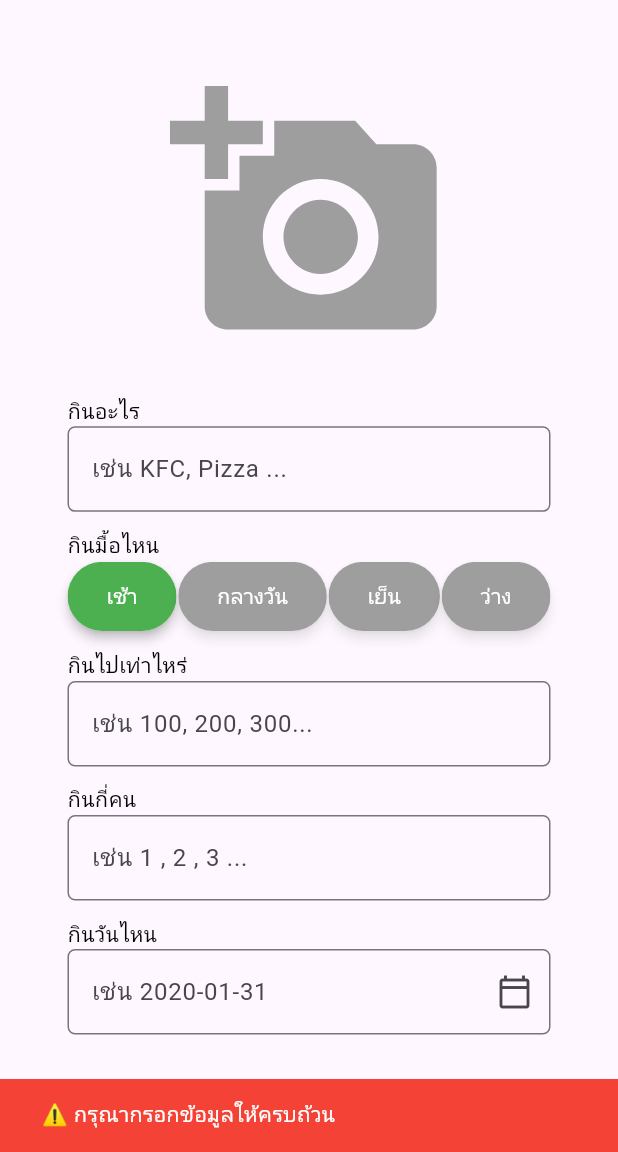
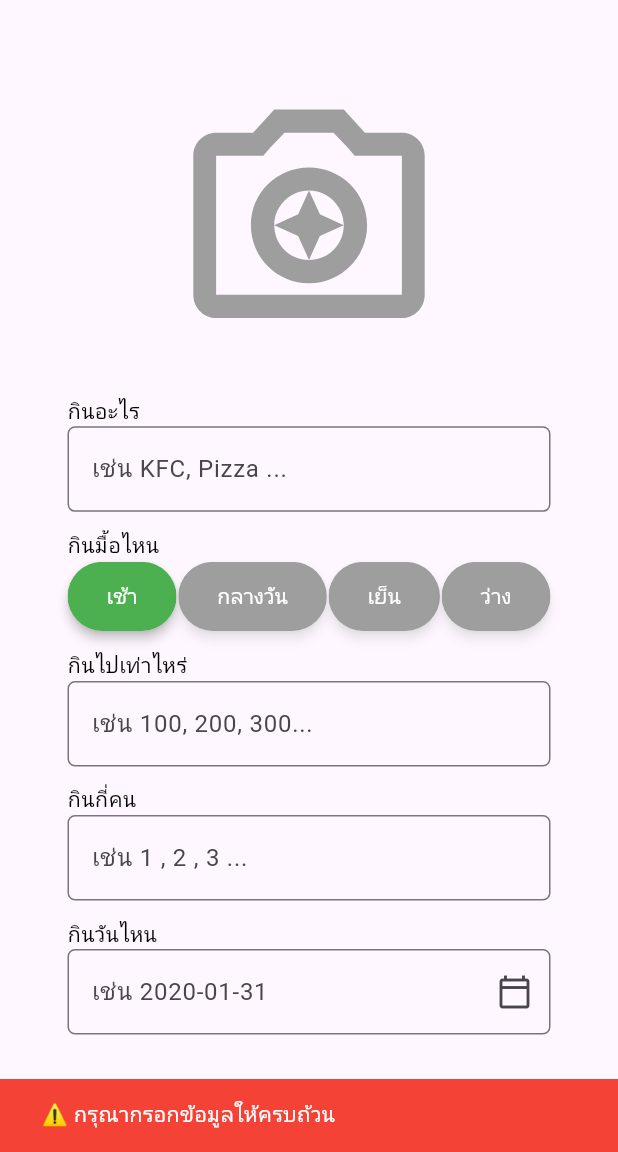
Before and after one commit to godzila1605-collab/flutter_food_tracker, a Flutter app: the AddFoodUI screen opened directly, after a tap on "บันทึกข้อมูล", on a phone screen of 412 x 824 dp, the part 84-1236 px from its top. Run offline on Flutter 3.47's test engine with Material 3 defaults, Android fonts, the phone set to English and light mode, and no system bars; our stand-ins replace google_fonts, image_picker, supabase_flutter; accounts and stored records are empty; Roboto replaces fonts that are missing (Kanit).

Commit message:
เสร็จแล้ว.dart

```diff
--- a/lib/views/add_food_ui.dart
+++ b/lib/views/add_food_ui.dart
@@ -65,13 +65,14 @@ class _AddFoodUIState extends State<AddFoodUI> {
     if (FoodNameCtrl.text.isEmpty ||
         FoodPersonCtrl.text.isEmpty ||
         FoodPriceCtrl.text.isEmpty ||
-        FoodDateCtrl.text.isEmpty) {
+        FoodDateCtrl.text.isEmpty ||
+        foodMeal.isEmpty) {
       ScaffoldMessenger.of(context).showSnackBar(
         SnackBar(
           content: Text(' ⚠ กรุณากรอกข้อมูลให้ครบถ้วน',
               style: TextStyle(color: Colors.white)),
           duration: Duration(seconds: 2),
-          backgroundColor: Colors.red,
+          backgroundColor: const Color.fromARGB(255, 244, 67, 54),
         ),
       );
       return;
@@ -99,7 +100,7 @@ class _AddFoodUIState extends State<AddFoodUI> {
           style: TextStyle(color: Colors.white),
         ),
         duration: Duration(seconds: 2),
-        backgroundColor: Colors.green,
+        backgroundColor: const Color.fromARGB(255, 76, 175, 80),
       ),
     );
     //กลับไปหน้า ShowAllRun
@@ -147,7 +148,7 @@ class _AddFoodUIState extends State<AddFoodUI> {
                           selectImageFromGallery();
                         },
                         child: Icon(
-                          Icons.add_a_photo,
+                          Icons.camera_enhance_outlined,
                           size: MediaQuery.of(context).size.width * 0.45,
                           color: Colors.grey,
                         ),
@@ -207,7 +208,7 @@ class _AddFoodUIState extends State<AddFoodUI> {
                       selected: selected,
                       showCheckmark: false,
                       // สี
-                      selectedColor: Colors.green,
+                      selectedColor: const Color.fromARGB(255, 76, 175, 80),
                       backgroundColor: const Color.fromARGB(255, 158, 158, 158),
                       // ทรงแคปซูล ไม่มีขอบ
                       shape: const StadiumBorder(),
@@ -335,7 +336,7 @@ class _AddFoodUIState extends State<AddFoodUI> {
                     ),
                   ),
                   style: ElevatedButton.styleFrom(
-                    backgroundColor: const Color.fromARGB(255, 24, 179, 10),
+                    backgroundColor: const Color.fromARGB(255, 76, 175, 80),
                     fixedSize: Size(
                       MediaQuery.of(context).size.width,
                       55.0,
@@ -369,7 +370,7 @@ class _AddFoodUIState extends State<AddFoodUI> {
                     ),
                   ),
                   style: ElevatedButton.styleFrom(
-                    backgroundColor: const Color.fromARGB(255, 231, 40, 15),
+                    backgroundColor: const Color.fromARGB(255, 244, 67, 54),
                     fixedSize: Size(
                       MediaQuery.of(context).size.width,
                       55.0,
--- a/lib/views/show_all_food_ui.dart
+++ b/lib/views/show_all_food_ui.dart
@@ -122,7 +122,7 @@ class _ShowAllFoodUIState extends State<ShowAllFoodUI> {
                       ),
                       trailing: const Icon(
                         Icons.arrow_forward_ios,
-                        color: Colors.red,
+                        color: Color.fromARGB(255, 244, 67, 54),
                       ),
                       // รูปมุมโค้งเล็กน้อย
                       leading: ClipRRect(
```
Also changed, not shown: lib/views/update_delete_ui.dart (+10 -9 lines).
